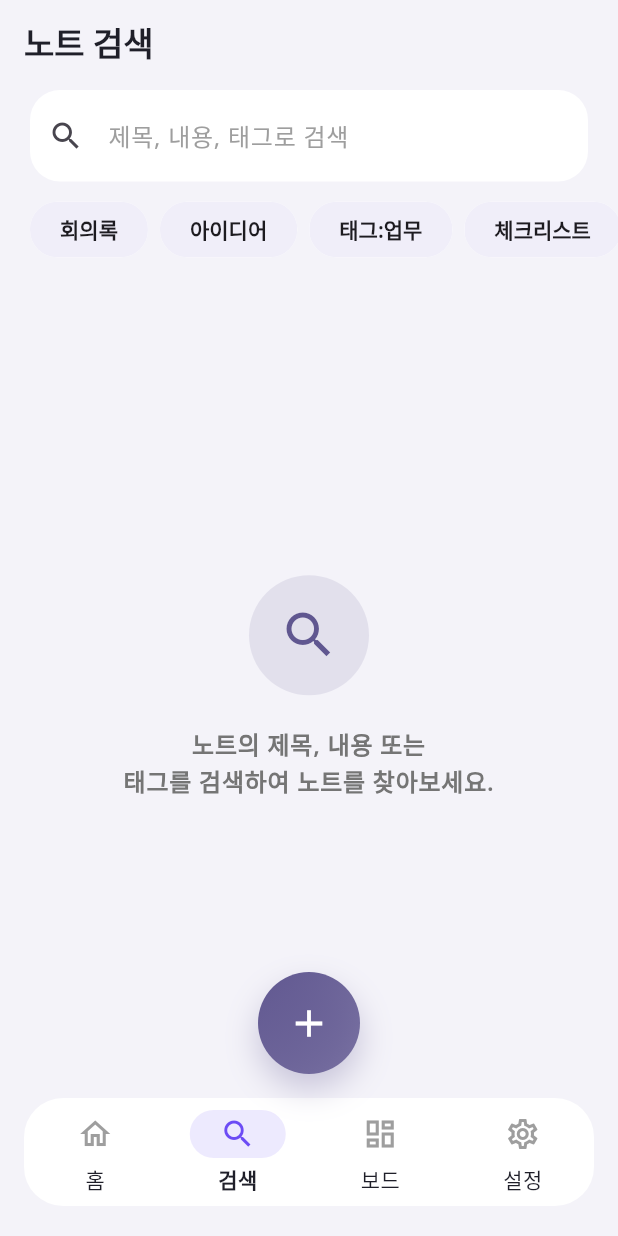
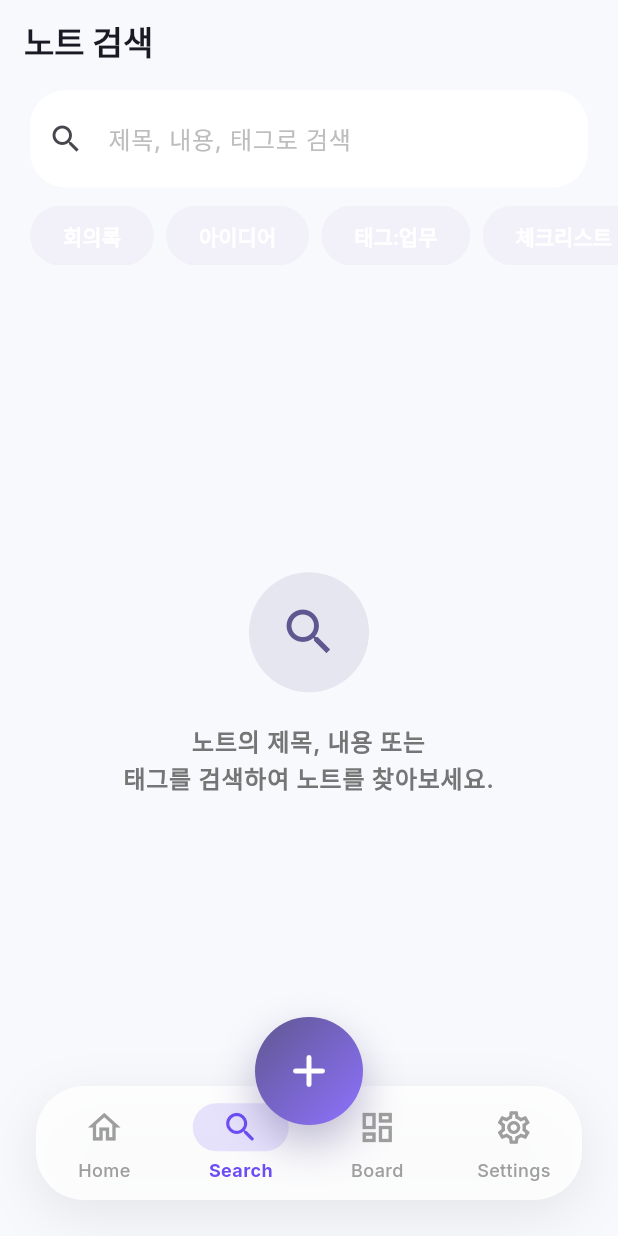
Before and after one commit to sangheonkimme/simple_note_app, a Flutter app: the screen it shows after launch, item 2 of the bottom bar chosen, on a phone screen of 412 x 824 dp. Run offline on Flutter 3.47's test engine with Material 3 defaults, Android fonts, the phone set to English and light mode, and no system bars; our stand-ins replace firebase_analytics, firebase_core, firebase_crashlytics, flutter_native_splash, flutter_riverpod, google_fonts and 3 more; accounts and stored records are empty; generated files the repository leaves out were written again; network calls fail.

Commit message:
feat : 안드로이드 비공개 테스트 버전 배포 후 UI 업데이트

```diff
--- a/lib/src/features/common/presentation/app_theme.dart
+++ b/lib/src/features/common/presentation/app_theme.dart
@@ -3,9 +3,9 @@ import 'package:google_fonts/google_fonts.dart';
 
 class AppTheme {
   static const Color _seedColor = Color(0xFF6C4CF5);
-  static const Color _lightBackground = Color(0xFFF4F3F9);
+  static const Color _lightBackground = Color(0xFFF8F9FD); // Slightly cooler/brighter
   static const Color _lightSurface = Color(0xFFFFFFFF);
-  static const Color _darkBackground = Color(0xFF0F0F17);
+  static const Color _darkBackground = Color(0xFF12121A); // Deeper dark
 
   static ThemeData light() {
     final base = ThemeData(
@@ -14,68 +14,84 @@ class AppTheme {
         seedColor: _seedColor,
         brightness: Brightness.light,
         surface: _lightSurface,
+        surfaceTint: Colors.transparent, // Remove surface tint for cleaner look
       ),
       scaffoldBackgroundColor: _lightBackground,
-      textTheme: GoogleFonts.notoSansTextTheme(),
+      textTheme: _buildTextTheme(ThemeData.light().textTheme),
     );
 
     return base.copyWith(
       textTheme: base.textTheme.apply(
-        bodyColor: const Color(0xFF1F1F29),
-        displayColor: const Color(0xFF1F1F29),
+        bodyColor: const Color(0xFF1A1A24),
+        displayColor: const Color(0xFF1A1A24),
+        fontFamily: GoogleFonts.inter().fontFamily,
       ),
       appBarTheme: const AppBarTheme(
         surfaceTintColor: Colors.transparent,
         backgroundColor: _lightBackground,
-        foregroundColor: Color(0xFF1F1F29),
+        foregroundColor: Color(0xFF1A1A24),
         elevation: 0,
         scrolledUnderElevation: 0,
-        titleTextStyle: TextStyle(
-          fontSize: 22,
-          fontWeight: FontWeight.w700,
-          color: Color(0xFF1F1F29),
-        ),
+        centerTitle: false,
       ),
       inputDecorationTheme: InputDecorationTheme(
         filled: true,
         fillColor: _lightSurface,
-        hintStyle: TextStyle(color: Colors.grey.shade500),
+        hintStyle: TextStyle(color: Colors.grey.shade400, fontWeight: FontWeight.w400),
         border: OutlineInputBorder(
-          borderRadius: BorderRadius.circular(20),
+          borderRadius: BorderRadius.circular(24),
           borderSide: BorderSide.none,
         ),
-        contentPadding: const EdgeInsets.symmetric(horizontal: 20, vertical: 18),
+        enabledBorder: OutlineInputBorder(
+           borderRadius: BorderRadius.circular(24),
+           borderSide: BorderSide.none,
+        ),
+        focusedBorder: OutlineInputBorder(
+          borderRadius: BorderRadius.circular(24),
+          borderSide: BorderSide(color: _seedColor.withValues(alpha: 0.5), width: 1.5),
+        ),
+        contentPadding: const EdgeInsets.symmetric(horizontal: 24, vertical: 20),
       ),
       chipTheme: base.chipTheme.copyWith(
-        backgroundColor: const Color(0xFFF0EEF9),
-        selectedColor: _seedColor.withValues(alpha: 0.15),
-        labelStyle: base.textTheme.labelMedium?.copyWith(fontWeight: FontWeight.w600),
+        backgroundColor: const Color(0xFFF2F1F9),
+        selectedColor: _seedColor,
+        labelStyle: const TextStyle(fontWeight: FontWeight.w600),
+        secondaryLabelStyle: const TextStyle(fontWeight: FontWeight.w600, color: Colors.white),
         side: BorderSide.none,
-        shape: RoundedRectangleBorder(borderRadius: BorderRadius.circular(18)),
-        padding: const EdgeInsets.symmetric(horizontal: 12, vertical: 8),
+        shape: RoundedRectangleBorder(borderRadius: BorderRadius.circular(20)),
+        padding: const EdgeInsets.symmetric(horizontal: 14, vertical: 10),
       ),
       cardTheme: CardThemeData(
         color: _lightSurface,
         elevation: 0,
         surfaceTintColor: Colors.transparent,
-        shape: RoundedRectangleBorder(borderRadius: BorderRadius.circular(28)),
+        shape: RoundedRectangleBorder(borderRadius: BorderRadius.circular(32)),
+        margin: EdgeInsets.zero,
       ),
-      floatingActionButtonTheme: const FloatingActionButtonThemeData(
+      floatingActionButtonTheme: FloatingActionButtonThemeData(
         backgroundColor: _seedColor,
         foregroundColor: Colors.white,
-        shape: CircleBorder(),
-        elevation: 8,
+        shape: const CircleBorder(),
+        elevation: 4,
+        highlightElevation: 8,
+        splashColor: Colors.white.withValues(alpha: 0.2),
       ),
       navigationBarTheme: NavigationBarThemeData(
-        backgroundColor: _lightSurface,
-        indicatorColor: _seedColor.withValues(alpha: 0.12),
+        backgroundColor: Colors.transparent, // Transparent for floating look
+        indicatorColor: _seedColor.withValues(alpha: 0.15),
+        height: 70,
+        labelBehavior: NavigationDestinationLabelBehavior.alwaysShow,
         labelTextStyle: WidgetStateProperty.resolveWith(
           (states) => TextStyle(
-            fontWeight: states.contains(WidgetState.selected) ? FontWeight.w600 : FontWeight.w500,
+            fontSize: 12,
+            fontWeight: states.contains(WidgetState.selected) ? FontWeight.w700 : FontWeight.w500,
+            color: states.contains(WidgetState.selected) ? _seedColor : Colors.grey.shade500,
+            fontFamily: GoogleFonts.inter().fontFamily,
           ),
         ),
         iconTheme: WidgetStateProperty.resolveWith(
           (states) => IconThemeData(
+            size: 26,
             color: states.contains(WidgetState.selected) ? _seedColor : Colors.grey.shade500,
           ),
         ),
@@ -89,12 +105,16 @@ class AppTheme {
       colorScheme: ColorScheme.fromSeed(
         seedColor: _seedColor,
         brightness: Brightness.dark,
+        surface: const Color(0xFF1E1E28),
       ),
       scaffoldBackgroundColor: _darkBackground,
-      textTheme: GoogleFonts.notoSansTextTheme(ThemeData.dark().textTheme),
+      textTheme: _buildTextTheme(ThemeData.dark().textTheme),
     );
 
     return base.copyWith(
+      textTheme: base.textTheme.apply(
+        fontFamily: GoogleFonts.inter().fontFamily,
+      ),
       appBarTheme: const AppBarTheme(
         backgroundColor: Colors.transparent,
         foregroundColor: Colors.white,
@@ -102,18 +122,57 @@ class AppTheme {
         scrolledUnderElevation: 0,
       ),
       cardTheme: CardThemeData(
-        color: const Color(0xFF1B1B23),
-        shape: RoundedRectangleBorder(borderRadius: BorderRadius.circular(28)),
+        color: const Color(0xFF1E1E28),
+        shape: RoundedRectangleBorder(borderRadius: BorderRadius.circular(32)),
+        margin: EdgeInsets.zero,
+      ),
+      inputDecorationTheme: InputDecorationTheme(
+        filled: true,
+        fillColor: const Color(0xFF1E1E28),
+        hintStyle: TextStyle(color: Colors.grey.shade600),
+        border: OutlineInputBorder(
+          borderRadius: BorderRadius.circular(24),
+          borderSide: BorderSide.none,
+        ),
+        contentPadding: const EdgeInsets.symmetric(horizontal: 24, vertical: 20),
       ),
       navigationBarTheme: NavigationBarThemeData(
-        backgroundColor: const Color(0xFF1B1B23),
+        backgroundColor: const Color(0xFF1E1E28),
         indicatorColor: Colors.white.withValues(alpha: 0.12),
         iconTheme: WidgetStateProperty.resolveWith(
           (states) => IconThemeData(
-            color: states.contains(WidgetState.selected) ? Colors.white : Colors.grey.shade500,
+            color: states.contains(WidgetState.selected) ? Colors.white : Colors.grey.shade600,
+          ),
+        ),
+        labelTextStyle: WidgetStateProperty.resolveWith(
+          (states) => TextStyle(
+            fontSize: 12,
+            fontWeight: states.contains(WidgetState.selected) ? FontWeight.w700 : FontWeight.w500,
+            color: states.contains(WidgetState.selected) ? Colors.white : Colors.grey.shade600,
+            fontFamily: GoogleFonts.inter().fontFamily,
           ),
         ),
       ),
     );
   }
+
+  static TextTheme _buildTextTheme(TextTheme base) {
+    return base.copyWith(
+      displayLarge: GoogleFonts.outfit(textStyle: base.displayLarge, fontWeight: FontWeight.w700),
+      displayMedium: GoogleFonts.outfit(textStyle: base.displayMedium, fontWeight: FontWeight.w700),
+      displaySmall: GoogleFonts.outfit(textStyle: base.displaySmall, fontWeight: FontWeight.w700),
+      headlineLarge: GoogleFonts.outfit(textStyle: base.headlineLarge, fontWeight: FontWeight.w700),
+      headlineMedium: GoogleFonts.outfit(textStyle: base.headlineMedium, fontWeight: FontWeight.w700),
+      headlineSmall: GoogleFonts.outfit(textStyle: base.headlineSmall, fontWeight: FontWeight.w700),
+      titleLarge: GoogleFonts.outfit(textStyle: base.titleLarge, fontWeight: FontWeight.w700),
+      titleMedium: GoogleFonts.outfit(textStyle: base.titleMedium, fontWeight: FontWeight.w600),
+      titleSmall: GoogleFonts.outfit(textStyle: base.titleSmall, fontWeight: FontWeight.w600),
+      bodyLarge: GoogleFonts.inter(textStyle: base.bodyLarge),
+      bodyMedium: GoogleFonts.inter(textStyle: base.bodyMedium),
+      bodySmall: GoogleFonts.inter(textStyle: base.bodySmall),
+      labelLarge: GoogleFonts.inter(textStyle: base.labelLarge, fontWeight: FontWeight.w600),
+      labelMedium: GoogleFonts.inter(textStyle: base.labelMedium, fontWeight: FontWeight.w500),
+      labelSmall: GoogleFonts.inter(textStyle: base.labelSmall, fontWeight: FontWeight.w500),
+    );
+  }
 }
--- a/lib/src/features/scaffold/main_scaffold.dart
+++ b/lib/src/features/scaffold/main_scaffold.dart
@@ -1,3 +1,4 @@
+import 'dart:ui';
 import 'package:flutter/material.dart';
 import 'package:flutter_native_splash/flutter_native_splash.dart';
 import 'package:flutter_riverpod/flutter_riverpod.dart';
@@ -56,55 +57,57 @@ class _MainScaffoldState extends ConsumerState<MainScaffold> {
     final destinations = [
       NavigationDestination(
         icon: const Icon(Icons.home_outlined),
-        selectedIcon: const Icon(Icons.home_filled),
-        label: '홈',
+        selectedIcon: const Icon(Icons.home_rounded),
+        label: 'Home',
       ),
       NavigationDestination(
-        icon: const Icon(Icons.search_outlined),
-        selectedIcon: const Icon(Icons.search),
-        label: '검색',
+        icon: const Icon(Icons.search_rounded),
+        selectedIcon: const Icon(Icons.search_rounded),
+        label: 'Search',
       ),
       NavigationDestination(
         icon: const Icon(Icons.dashboard_outlined),
-        selectedIcon: const Icon(Icons.dashboard_customize_rounded),
-        label: '보드',
+        selectedIcon: const Icon(Icons.dashboard_rounded),
+        label: 'Board',
       ),
       NavigationDestination(
         icon: const Icon(Icons.settings_outlined),
-        selectedIcon: const Icon(Icons.settings),
-        label: '설정',
+        selectedIcon: const Icon(Icons.settings_rounded),
+        label: 'Settings',
       ),
     ];
 
     return Scaffold(
+      extendBody: true, // Important for floating effect if we add transparency
       body: IndexedStack(
         index: _selectedIndex,
         children: _widgetOptions,
       ),
-      floatingActionButton: SizedBox(
-        height: 68,
-        width: 68,
+      floatingActionButton: Container(
+        height: 72,
+        width: 72,
+        margin: const EdgeInsets.only(bottom: 20), // Adjust for custom nav bar height
         child: DecoratedBox(
           decoration: BoxDecoration(
             shape: BoxShape.circle,
             gradient: LinearGradient(
               colors: [
                 Theme.of(context).colorScheme.primary,
-                Theme.of(context).colorScheme.primary.withValues(alpha: 0.8),
+                const Color(0xFF8E72FF),
               ],
               begin: Alignment.topLeft,
               end: Alignment.bottomRight,
             ),
             boxShadow: [
               BoxShadow(
-                color: Theme.of(context).colorScheme.primary.withValues(alpha: 0.3),
-                blurRadius: 18,
-                offset: const Offset(0, 10),
+                color: Theme.of(context).colorScheme.primary.withValues(alpha: 0.4),
+                blurRadius: 24,
+                offset: const Offset(0, 12),
               ),
             ],
           ),
           child: IconButton(
-            icon: const Icon(Icons.add, color: Colors.white, size: 30),
+            icon: const Icon(Icons.add_rounded, color: Colors.white, size: 36),
             onPressed: () {
               Navigator.push(
                 context,
@@ -116,16 +119,31 @@ class _MainScaffoldState extends ConsumerState<MainScaffold> {
           ),
         ),
       ),
-      floatingActionButtonLocation: FloatingActionButtonLocation.centerFloat,
-      bottomNavigationBar: Padding(
-        padding: const EdgeInsets.fromLTRB(16, 0, 16, 20),
+      floatingActionButtonLocation: FloatingActionButtonLocation.centerDocked,
+      bottomNavigationBar: Container(
+        margin: const EdgeInsets.fromLTRB(24, 0, 24, 24),
+        decoration: BoxDecoration(
+          borderRadius: BorderRadius.circular(32),
+          boxShadow: [
+            BoxShadow(
+              color: Colors.black.withValues(alpha: 0.08),
+              blurRadius: 30,
+              offset: const Offset(0, 10),
+            ),
+          ],
+        ),
         child: ClipRRect(
-          borderRadius: BorderRadius.circular(26),
-          child: NavigationBar(
-            height: 72,
-            selectedIndex: _selectedIndex,
-            onDestinationSelected: _onItemTapped,
-            destinations: destinations,
+          borderRadius: BorderRadius.circular(32),
+          child: BackdropFilter(
+            filter: ImageFilter.blur(sigmaX: 10, sigmaY: 10),
+            child: NavigationBar(
+              height: 76,
+              selectedIndex: _selectedIndex,
+              onDestinationSelected: _onItemTapped,
+              destinations: destinations,
+              backgroundColor: Theme.of(context).colorScheme.surface.withValues(alpha: 0.85),
+              elevation: 0,
+            ),
           ),
         ),
       ),
```
Also changed, not shown: lib/src/features/notes/presentation/home_screen.dart (+231 -162 lines).
